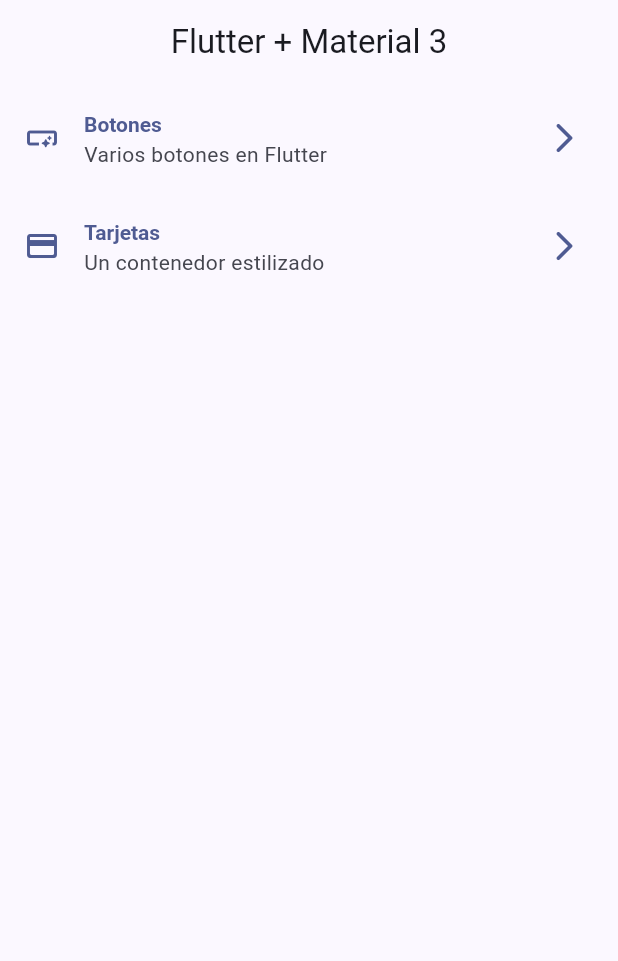
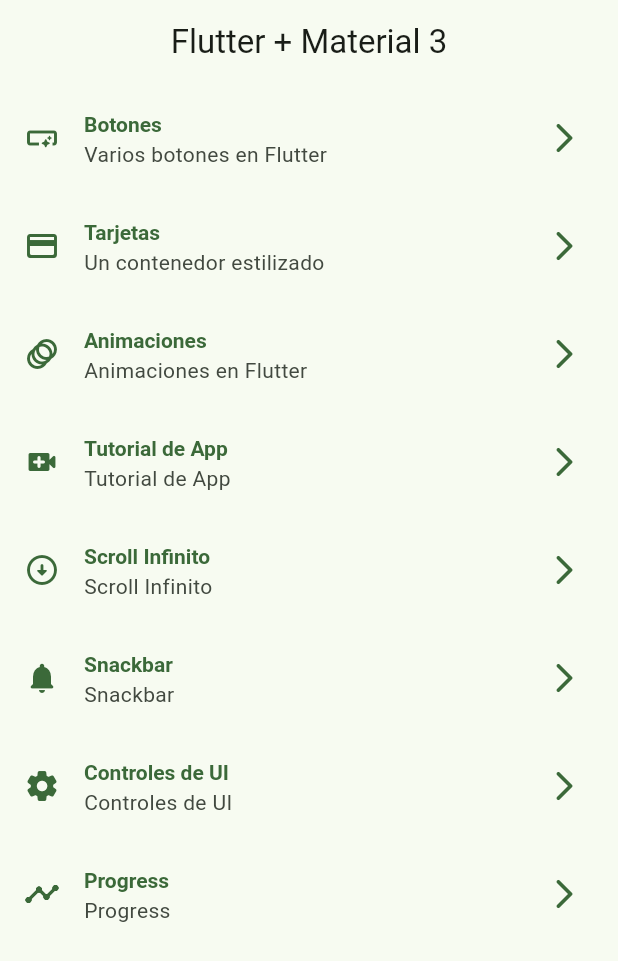
Before and after one commit to DennisErazo1996/flutter-widgets-app, a Flutter app: the screen it shows after launch, on a phone screen of 412 x 824 dp. Shown: the top 961 px of the screen. Run offline on Flutter 3.47's test engine with Material 3 defaults, Android fonts, the phone set to English and light mode, and no system bars; our stand-ins replace go_router.

Commit message:
creacion de ultimas pantallas

```diff
--- a/lib/config/menu/menu_items.dart
+++ b/lib/config/menu/menu_items.dart
@@ -6,14 +6,14 @@ class MenuItem {
   final String link;
   final IconData icon;
 
- const MenuItem(
+  const MenuItem(
       {required this.title,
       required this.subTitle,
       required this.link,
       required this.icon});
 }
 
-const  appMenuItems = <MenuItem>[
+const appMenuItems = <MenuItem>[
   MenuItem(
       title: 'Botones',
       subTitle: 'Varios botones en Flutter',
@@ -24,4 +24,34 @@ const  appMenuItems = <MenuItem>[
       subTitle: 'Un contenedor estilizado',
       link: '/cards',
       icon: Icons.credit_card_rounded),
+  MenuItem(
+      title: 'Animaciones',
+      subTitle: 'Animaciones en Flutter',
+      link: '/animated',
+      icon: Icons.animation_rounded),
+  MenuItem(
+      title: 'Tutorial de App',
+      subTitle: 'Tutorial de App',
+      link: '/app_tutorial',
+      icon: Icons.video_call_rounded),
+  MenuItem(
+      title: 'Scroll Infinito',
+      subTitle: 'Scroll Infinito',
+      link: '/infinite_scroll',
+      icon: Icons.arrow_circle_down_rounded),
+  MenuItem(
+      title: 'Snackbar',
+      subTitle: 'Snackbar',
+      link: '/snackbar',
+      icon: Icons.notifications_rounded),
+  MenuItem(
+      title: 'Controles de UI',
+      subTitle: 'Controles de UI',
+      link: '/ui_controls',
+      icon: Icons.settings_rounded),
+  MenuItem(
+      title: 'Progress',
+      subTitle: 'Progress',
+      link: '/progress',
+      icon: Icons.timeline_rounded),
 ];
--- a/lib/config/presentation/screens/animated/amimated_screen.dart
+++ b/lib/config/presentation/screens/animated/amimated_screen.dart
@@ -7,6 +7,11 @@ class AnimatedScreen extends StatelessWidget {
 
   @override
   Widget build(BuildContext context) {
-    return Container();
+    return Scaffold(
+      appBar: AppBar(
+        title: const Text('Animated Screen'),
+      ),
+      body: const Placeholder(),
+    );
   }
 }
--- a/lib/config/router/app_router.dart
+++ b/lib/config/router/app_router.dart
@@ -20,5 +20,30 @@ final appRouter = GoRouter(
       name: CardsScreen.name,
       builder: (context, state) => const CardsScreen(),
     ),
+    GoRoute(
+      path: '/animated',
+      name: AnimatedScreen.name,
+      builder: (context, state) => const AnimatedScreen(),
+    ),
+    GoRoute(
+      path: '/app_tutorial',
+      name: AppTutorialScreen.name,
+      builder: (context, state) => const AppTutorialScreen(),
+    ),
+    GoRoute(
+      path: '/infinite_scroll',
+      name: InfiniteScrollScreen.name,
+      builder: (context, state) => const InfiniteScrollScreen(),
+    ),
+    GoRoute(
+      path: '/snackbar',
+      name: SnackbarScreen.name,
+      builder: (context, state) => const SnackbarScreen(),
+    ),
+    GoRoute(
+      path: '/ui_controls',
+      name: UiControlsScreen.name,
+      builder: (context, state) => const UiControlsScreen(),
+    ),
   ],
 );
--- a/lib/main.dart
+++ b/lib/main.dart
@@ -13,7 +13,7 @@ class MainApp extends StatelessWidget {
   Widget build(BuildContext context) {
     return MaterialApp.router(
       routerConfig: appRouter,
-      theme: AppTheme(selectedColor: 9).getTheme(),
+      theme: AppTheme(selectedColor: 2).getTheme(),
       debugShowCheckedModeBanner: false,
     );
   }
```
